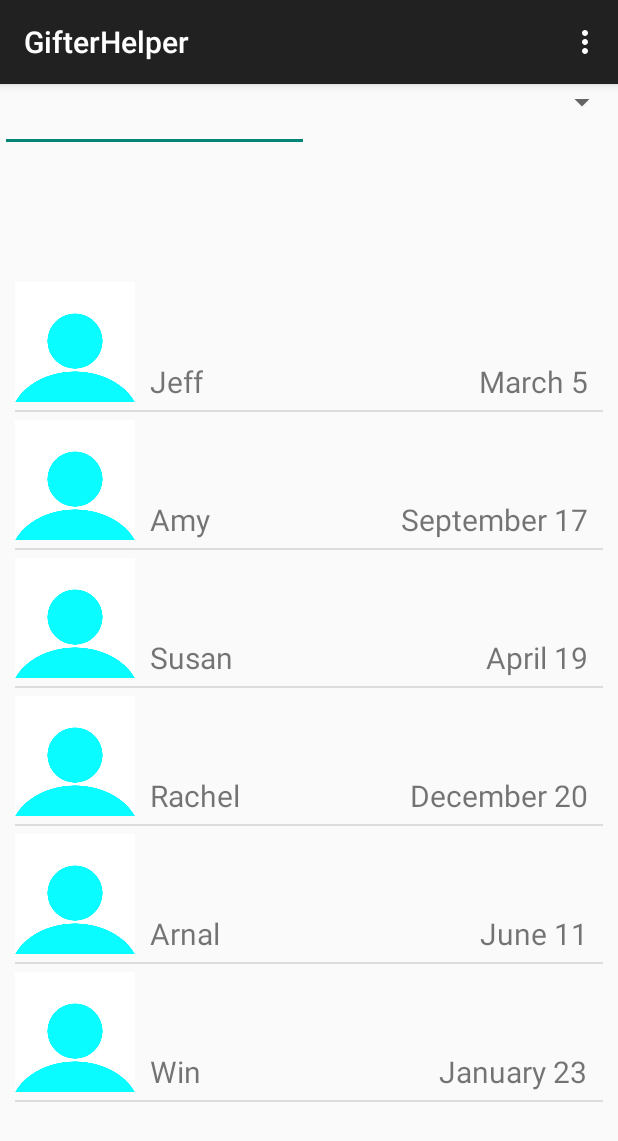
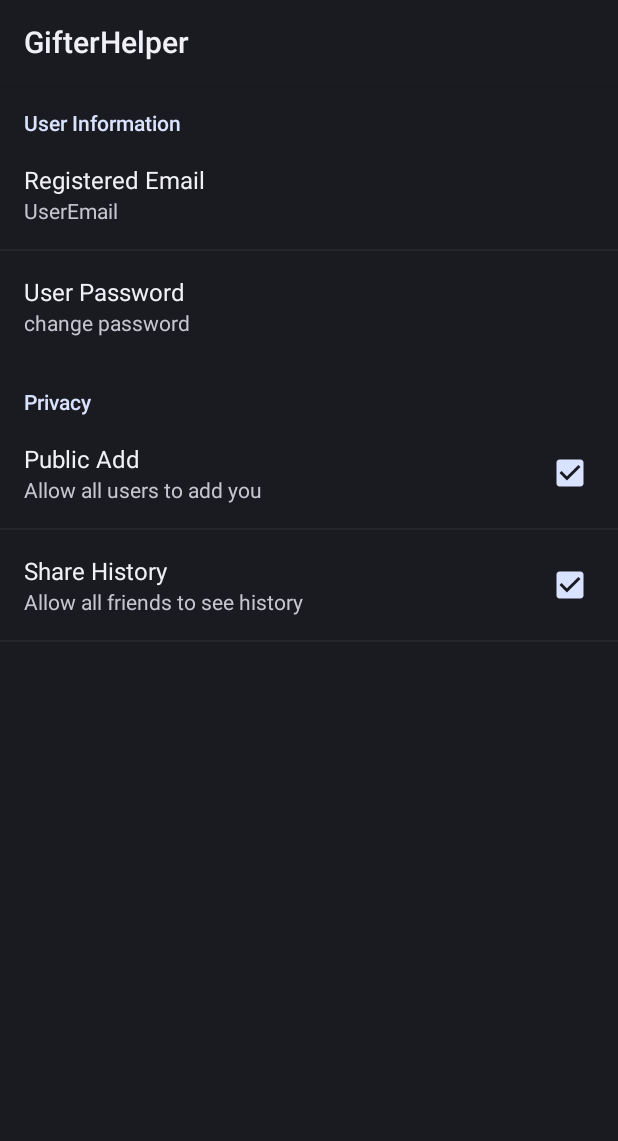
Before and after one commit to GifterHelper/GifterHelper, an Android app: the HomeActivity screen opened directly, with no data from a screen before it, in the options menu, after a tap on "Settings", on a phone screen of 412 x 824 dp. Shown: the top 1141 px of the screen. Run offline under Robolectric (Android 15) with nearby library versions, the phone set to English and light mode, and no system bars.

Commit message:
Added basic settings page, add friends dialog window, and fixed issue of keyboard not closing after closing dialog window when adding friends

```diff
--- a/MyApplication/app/src/main/java/com/example/mitchell/gifterhelper/HomeActivity.java
+++ b/MyApplication/app/src/main/java/com/example/mitchell/gifterhelper/HomeActivity.java
@@ -1,19 +1,15 @@
 package com.example.mitchell.gifterhelper;
 
-import android.app.ActionBar;
-import android.app.Activity;
-import android.app.Notification;
 import android.content.Intent;
 import android.os.Bundle;
 import android.support.v7.app.ActionBarActivity;
+import android.util.Log;
 import android.view.Menu;
 import android.view.MenuItem;
 import android.view.View;
 import android.widget.AdapterView;
 import android.widget.ArrayAdapter;
-import android.widget.Button;
 import android.widget.ListView;
-import android.app.ActionBar;
 
 import java.util.ArrayList;
 import java.util.List;
@@ -23,10 +19,12 @@ import java.util.List;
  */
 public class HomeActivity extends ActionBarActivity {
     public List<Friend> friends;
+    String id;
     @Override
     protected void onCreate(Bundle savedInstanceState) {
         super.onCreate(savedInstanceState);
-
+        this.id = getIntent().getStringExtra("id");
+        Log.d("GifterHelper", "Id is " + id);
         setContentView(R.layout.home_layout);
 
         ListView FriendView = (ListView) findViewById(R.id.FriendLayout);
@@ -67,11 +65,14 @@ public class HomeActivity extends ActionBarActivity {
 
         //noinspection SimplifiableIfStatement
         if (id == R.id.action_settings) {
+            Intent intent = new Intent(HomeActivity.this,SettingsActivity.class);
+            HomeActivity.this.startActivity(intent);
             return true;
         }
 
         else if(id == R.id.user_profile){
             Intent intent = new Intent(HomeActivity.this,UserActivity.class);
+            intent.putExtra("id",this.id);
             HomeActivity.this.startActivity(intent);
             return true;
         }
--- /dev/null
+++ b/MyApplication/app/src/main/java/com/example/mitchell/gifterhelper/SettingsActivity.java
@@ -0,0 +1,18 @@
+package com.example.mitchell.gifterhelper;
+
+import android.app.Activity;
+import android.os.Bundle;
+
+/**
+ * Created by Ethan on 4/22/2015.
+ */
+public class SettingsActivity extends Activity {
+    @Override
+    protected void onCreate(Bundle savedInstanceState) {
+        super.onCreate(savedInstanceState);
+
+        getFragmentManager().beginTransaction()
+                .replace(android.R.id.content,new SettingsFragment())
+                .commit();
+    }
+}
--- /dev/null
+++ b/MyApplication/app/src/main/java/com/example/mitchell/gifterhelper/SettingsFragment.java
@@ -0,0 +1,15 @@
+package com.example.mitchell.gifterhelper;
+
+import android.os.Bundle;
+import android.preference.PreferenceFragment;
+
+/**
+ * Created by Ethan on 4/22/2015.
+ */
+public class SettingsFragment extends PreferenceFragment {
+    @Override
+    public void onCreate(Bundle savedInstanceState) {
+        super.onCreate(savedInstanceState);
+        addPreferencesFromResource(R.xml.preference);
+    }
+}
--- a/MyApplication/app/src/main/java/com/example/mitchell/gifterhelper/UserWishlistAdapter.java
+++ b/MyApplication/app/src/main/java/com/example/mitchell/gifterhelper/UserWishlistAdapter.java
@@ -6,12 +6,9 @@ import android.view.LayoutInflater;
 import android.view.View;
 import android.view.ViewGroup;
 import android.widget.ArrayAdapter;
-import android.widget.Filter;
-import android.widget.Filterable;
 import android.widget.TextView;
 
 import java.util.ArrayList;
-import java.util.LinkedList;
 import java.util.List;
 
 /**
--- a/MyApplication/app/src/main/java/com/example/mitchell/gifterhelper/UserWishlistFragment.java
+++ b/MyApplication/app/src/main/java/com/example/mitchell/gifterhelper/UserWishlistFragment.java
@@ -4,17 +4,12 @@ import android.os.Bundle;
 import android.support.v4.app.Fragment;
 import android.text.Editable;
 import android.text.TextWatcher;
-import android.util.Log;
-import android.view.KeyEvent;
 import android.view.LayoutInflater;
 import android.view.View;
 import android.view.ViewGroup;
 import android.widget.EditText;
 import android.widget.ListView;
-import android.widget.TextView;
-
 import java.util.ArrayList;
-import java.util.List;
 
 /**
  * Created by Ethan on 4/18/2015.
--- a/MyApplication/app/src/main/res/layout/user_history_fragment.xml
+++ b/MyApplication/app/src/main/res/layout/user_history_fragment.xml
@@ -3,7 +3,9 @@
       android:layout_width="match_parent"
       android:layout_height="match_parent"
       android:orientation="vertical"
-    android:background="#000014">
+    android:background="#000014"
+    android:focusableInTouchMode="true"
+    >
     <ListView
         android:id="@+id/UserHistoryList"
         android:layout_width="match_parent"
--- a/MyApplication/app/src/main/res/layout/user_layout.xml
+++ b/MyApplication/app/src/main/res/layout/user_layout.xml
@@ -11,7 +11,7 @@
     android:layout_width="match_parent"
     android:layout_height="wrap_content"
     android:layout_gravity="top"
-    android:background="#33b5e5"
+    android:background="#ff005ca8"
     android:textColor="#fff"
     android:paddingTop="4dp"
     android:paddingBottom="4dp" />
--- /dev/null
+++ b/MyApplication/app/src/main/res/xml/preference.xml
@@ -0,0 +1,29 @@
+<?xml version="1.0" encoding="utf-8"?>
+<PreferenceScreen xmlns:android="http://schemas.android.com/apk/res/android">
+    <PreferenceCategory
+        android:title="User Information"
+        android:key="pref_key_user_information">
+        <Preference
+            android:key="pref_key_user_email"
+            android:summary="UserEmail"
+            android:title="Registered Email"/>
+        <Preference
+            android:key="pref_key_user_password"
+            android:summary="change password"
+            android:title="User Password"/>
+    </PreferenceCategory>
+    <PreferenceCategory
+        android:title="Privacy"
+        android:key="pref_key_user_privacy">
+        <CheckBoxPreference
+            android:key="pref_key_user_add_public"
+            android:summary="Allow all users to add you"
+            android:title="Public Add"
+            android:defaultValue="true"/>
+        <CheckBoxPreference
+            android:key="pref_key_user_history_public"
+            android:summary="Allow all friends to see history"
+            android:title="Share History"
+            android:defaultValue="true"/>
+    </PreferenceCategory>
+</PreferenceScreen>
```
Also changed, not shown: MyApplication/app/src/main/AndroidManifest.xml (+8 -3 lines), MyApplication/app/src/main/java/com/example/mitchell/gifterhelper/MainActivity.java (+7 -3 lines), MyApplication/app/src/main/java/com/example/mitchell/gifterhelper/UserActivity.java (+9 -0 lines), MyApplication/app/src/main/java/com/example/mitchell/gifterhelper/UserFriendAdapter.java (added, +81 -0 lines), MyApplication/app/src/main/java/com/example/mitchell/gifterhelper/UserFriendsFragment.java (+79 -2 lines), MyApplication/app/src/main/res/layout/user_friends_fragment.xml (+21 -5 lines), MyApplication/app/src/main/res/layout/user_friends_layout.xml (added, +25 -0 lines), MyApplication/app/src/main/res/layout/user_wishlist_fragment.xml (+7 -2 lines).
